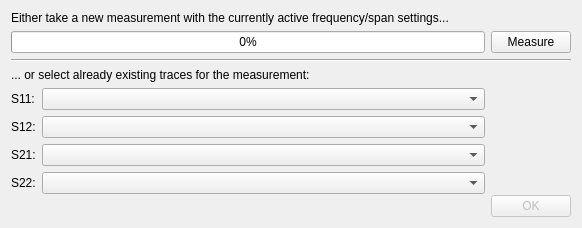
Above: Software/PC_Application/VNA/Deembedding/measurementdialog.ui from jankae/LibreVNA before the change. Below: the same form after it.
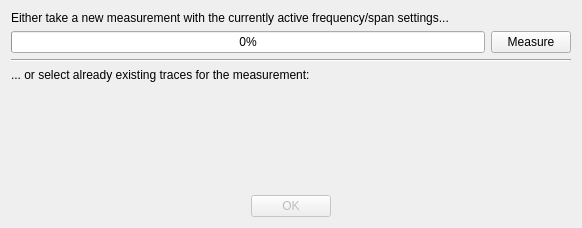
That is the form after the change.

Diff of the .ui file:
```diff
--- a/Software/PC_Application/VNA/Deembedding/measurementdialog.ui
+++ b/Software/PC_Application/VNA/Deembedding/measurementdialog.ui
@@ -60,51 +60,7 @@
     </widget>
    </item>
    <item>
-    <layout class="QHBoxLayout" name="horizontalLayout_2" stretch="1,0">
-     <item>
-      <layout class="QFormLayout" name="formLayout">
-       <item row="0" column="0">
-        <widget class="QLabel" name="lS11">
-         <property name="text">
-          <string>S11:</string>
-         </property>
-        </widget>
-       </item>
-       <item row="0" column="1">
-        <widget class="QComboBox" name="cS11"/>
-       </item>
-       <item row="1" column="0">
-        <widget class="QLabel" name="lS12">
-         <property name="text">
-          <string>S12:</string>
-         </property>
-        </widget>
-       </item>
-       <item row="1" column="1">
-        <widget class="QComboBox" name="cS12"/>
-       </item>
-       <item row="2" column="0">
-        <widget class="QLabel" name="lS21">
-         <property name="text">
-          <string>S21:</string>
-         </property>
-        </widget>
-       </item>
-       <item row="2" column="1">
-        <widget class="QComboBox" name="cS21"/>
-       </item>
-       <item row="3" column="0">
-        <widget class="QLabel" name="lS22">
-         <property name="text">
-          <string>S22:</string>
-         </property>
-        </widget>
-       </item>
-       <item row="3" column="1">
-        <widget class="QComboBox" name="cS22"/>
-       </item>
-      </layout>
-     </item>
+    <layout class="QHBoxLayout" name="horizontalLayout_2" stretch="0">
      <item>
       <layout class="QVBoxLayout" name="verticalLayout" stretch="1,0">
        <item>
```
